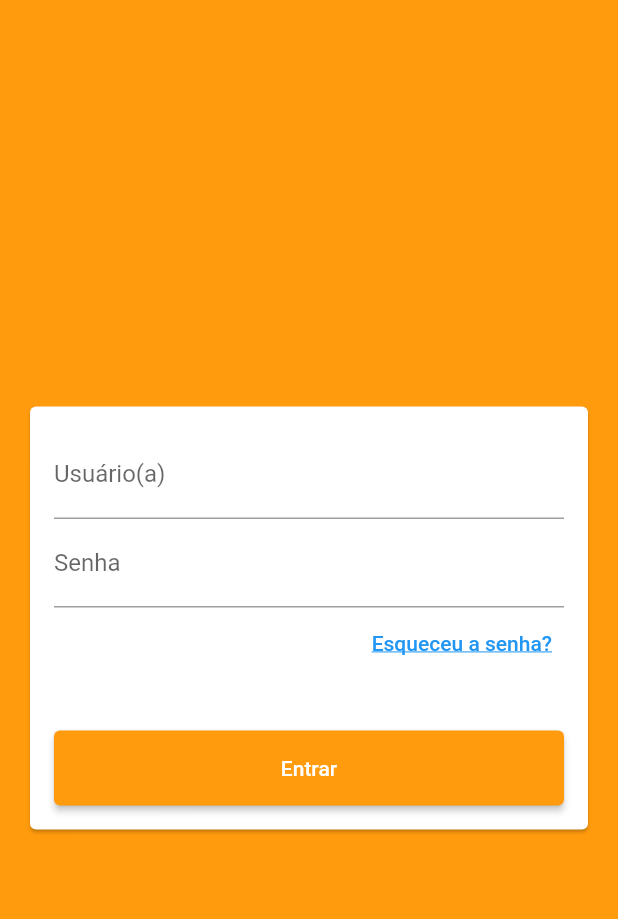
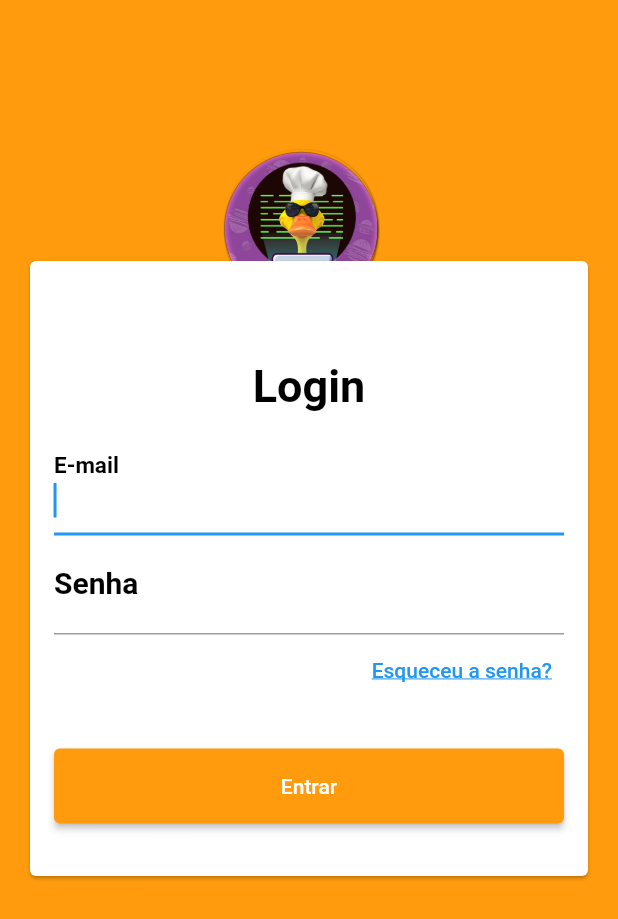
Before and after one commit to Kelvisck/PatoBurguer, a Flutter app: the logPage screen opened directly, on a phone screen of 412 x 824 dp. Shown: the top 919 px of the screen. Run offline on Flutter 3.47's test engine with Material 2 defaults, Android fonts, the light colour scheme and no system bars; our stand-ins replace firebase_auth, firebase_core, google_sign_in; missing offline and left inert: dart:html; accounts and stored records are empty.

Commit message:
feat: tela de login quase concluida (faltam implementar banco de dados e suas funções)

```diff
--- a/lib/log_page.dart
+++ b/lib/log_page.dart
@@ -7,12 +7,50 @@ class logPage extends StatelessWidget {
     // TODO: implement build
     return Scaffold(
       backgroundColor: Color(0xFFFF9B0D),
-      body: Stack(children: [
-        Center(
-            child: SingleChildScrollView(
-          child: Login(),
-        ))
+      body: Stack(
+        children: [
+          Positioned(
+        top: 60,
+        left: 95,
+        child: Image.asset("lib/assets/recursos/icone_app_admin.png", width: 206, height: 189,
+          ),
+        ),
+        Stack(
+          children:[
+            Container(
+              margin: EdgeInsets.only(top: 154),
+              child:
+              Positioned(
+                top: 140,
+                left: -20,
+                child: SingleChildScrollView(
+                  child: Login(),
+                ))
+            )
       ]),
+        ],
+      )
     );
   }
 }
+
+/*Positioned(
+        top: 60,
+        left: 95,
+        child: Image.asset("lib/assets/recursos/icone_app_admin.png", width: 206, height: 189,
+          ),
+        ), */
+
+/*Stack(
+        children:[
+        Container(
+          margin: EdgeInsets.only(top: 154),
+          child:
+          Positioned(
+          top: 140,
+          left: -20,
+          child: SingleChildScrollView(
+            child: Login(),
+        ))
+        )
+      ]), */
--- a/lib/main.dart
+++ b/lib/main.dart
@@ -31,7 +31,9 @@ class MyApp extends StatelessWidget {
     Color minhaCor = const Color(0xFFFF9B0D);
     return MaterialApp(
       title: "PatoBurguer",
-      home: LoginPage(),
+      home: logPage(),
+      //home: AdmPage(),
+
     );
   }
 }
--- a/lib/telaLog.dart
+++ b/lib/telaLog.dart
@@ -1,11 +1,21 @@
 import 'package:flutter/material.dart';
 import 'package:google_sign_in/google_sign_in.dart';
 import 'package:pato_burguer/assets/constantes.dart';
-import 'package:firebase_core/firebase_core.dart';
-import 'firebase_options.dart';
 import 'package:firebase_auth/firebase_auth.dart';
+import 'AuthLogFunction.dart';
 
 final FirebaseAuth auth = FirebaseAuth.instance;
+final _emailController = TextEditingController();
+final _passwordController = TextEditingController();
+
+login() async{
+  try {
+    UserCredential userCredential = await _firebaseAuth.singInWithEmailAndPassoword(
+      email: _emailController.text,
+      password: _passwordController.text
+    );
+  }
+}
 
 GoogleSignIn _googleSignIn = GoogleSignIn(
   scopes: ['email', 'https://www.googleapis.com/auth/contacts.readonly'],
@@ -29,8 +39,8 @@ class Login extends StatelessWidget {
     return Column(
       children: [
         Container(
-          // width: 380,
-          //height: 346,
+          width: 450,
+          height: 450,
           child: Card(
             margin: const EdgeInsets.all(20),
             child: Padding(
@@ -38,10 +48,50 @@ class Login extends StatelessWidget {
                 child: Form(
                     child: Column(
                   children: [
+                    SizedBox(height: 50,),
+                    Positioned(
+                      left: 10,
+                      child: Text(
+                      "Login",
+                      style: new TextStyle(
+                        color: Colors.black,
+                        fontSize: 30,
+                        fontFamily: Constantes.fonteRoboto,
+                        fontWeight: FontWeight.bold
+                        ),
+                      ),
+                    ),
+                    Divider(
+                      color: Colors.white,
+                    ),
                     TextFormField(
-                        decoration: InputDecoration(labelText: "Usuário(a)")),
+                      autofocus: true,
+                      keyboardType: TextInputType.emailAddress,
+                      style: new TextStyle(
+                        color: Colors.black,
+                        fontSize: 20,
+                        fontFamily: Constantes.fonteRoboto,
+                        fontWeight: FontWeight.bold
+                        ),
+                      decoration: InputDecoration(
+                        labelText: "E-mail",
+                        labelStyle: TextStyle(color: Colors.black)
+                      ),
+                    ),
                     TextFormField(
-                        decoration: InputDecoration(labelText: "Senha")),
+                      autofocus: true,
+                      obscureText: true,
+                      keyboardType: TextInputType.text,
+                      style: new TextStyle(
+                        color: Colors.white,
+                        fontSize: 20,
+                        fontFamily: Constantes.fonteRoboto,
+                        fontWeight: FontWeight.bold),
+                      decoration: InputDecoration(
+                        labelText: "Senha",
+                        labelStyle: TextStyle(color: Colors.black)
+                      ),
+                    ),
                     Stack(
                       children: [
                         Align(
@@ -50,7 +100,10 @@ class Login extends StatelessWidget {
                         )
                       ],
                     ),
-                    SizedBox(height: 34),
+                    Divider(
+                      color: Colors.white,
+                    ),
+                    SizedBox(height: 12),
                     ElevatedButton(
                       onPressed: () {},
                       child: Text('Entrar'),
--- a/pubspec.yaml
+++ b/pubspec.yaml
@@ -60,6 +60,7 @@ flutter:
     - lib/assets/recursos/cardapio.png
     - lib/assets/recursos/contato.png
     - lib/assets/recursos/config.png
+    - lib/assets/recursos/icone_app_admin.png
 
 
 
```
Also changed, not shown: lib/AuthLogFunction.dart (added, +22 -0 lines), lib/login.page.dart (+12 -8 lines).
